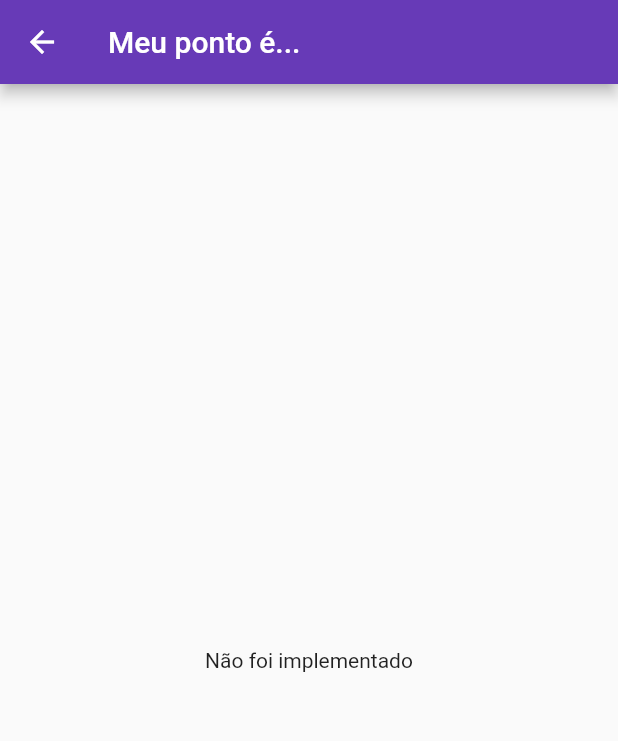
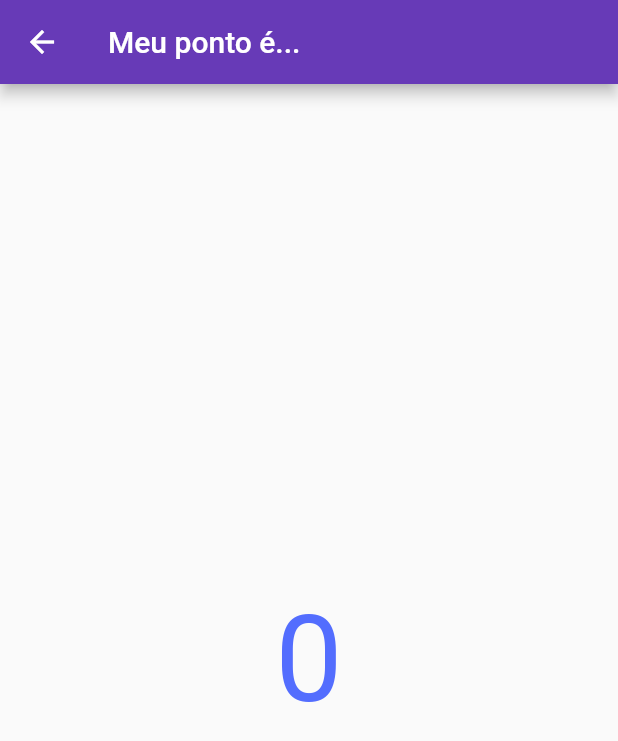
Before and after one commit to lucasratske/pokerplanning, a Flutter app: the screen it shows after launch, after a tap on an icon or button, on a phone screen of 412 x 824 dp. Shown: the top 741 px of the screen. Run offline on Flutter 3.47's test engine with Material 2 defaults, Android fonts, the phone set to English and light mode, and no system bars.

Commit message:
Implementada nota

```diff
--- a/lib/Routes.dart
+++ b/lib/Routes.dart
@@ -1,20 +1,17 @@
 import 'package:flutter/material.dart';
 import 'package:pokerplanning/screens/Home/index.dart';
-import 'package:pokerplanning/screens/Ponto/index.dart';
 import 'package:pokerplanning/theme/style.dart';
 
 class Routes {
 
   var routes = <String, WidgetBuilder>{
     "/HomePage": (BuildContext context) => new HomeScreen(),
-    "/PontoPage": (BuildContext context) => new PontoScreen(),
   };
 
   Routes() {
     runApp(new MaterialApp(
       title: "MJV - Poker Planning",
       home: new HomeScreen(title: 'MJV - Poker Planning'),
-      //home: PontoScreen(),
       theme: appTheme,
       routes: routes,
     ));
--- a/lib/screens/Home/index.dart
+++ b/lib/screens/Home/index.dart
@@ -1,4 +1,5 @@
 import 'package:flutter/material.dart';
+import 'package:pokerplanning/screens/Ponto/index.dart';
 
 class HomeScreen extends StatefulWidget {
   HomeScreen({Key key, this.title}) : super(key: key);
@@ -10,24 +11,6 @@ class HomeScreen extends StatefulWidget {
 class _HomeScreenState extends State<HomeScreen> {
   BuildContext context;
 
-  // void _showDialog(val) {
-  //     showDialog<void>(
-  //       context: context,
-  //       builder: (BuildContext context) {
-  //         return new SimpleDialog(
-  //           contentPadding: EdgeInsets.all(16.0),
-  //           children: <Widget>[
-  //             new Text(
-  //               val,
-  //               textAlign: TextAlign.center,
-  //               style: new TextStyle(fontSize: 50.0, color: Colors.black, decoration: null),
-  //             ),
-  //           ],
-  //         );
-  //       }
-  //     );
-  // }
-
   onPressed(String routeName) {
     Navigator.of(context).pushNamed("/PontoPage");
   }
@@ -37,8 +20,13 @@ class _HomeScreenState extends State<HomeScreen> {
       child: new Text(val, style: new TextStyle(fontSize: 30.0, fontWeight: FontWeight.bold)),
       color: Colors.purple,
       textColor: Colors.white,
-      //onPressed: () => _showDialog(val),
-      onPressed: () => onPressed("/PontoPage"),
+      onPressed: () {
+        Navigator.push(context,
+          MaterialPageRoute(
+            builder: (context) => PontoScreen(ponto: val),
+          ),
+        );
+      },
       padding: EdgeInsets.all(10.0),
     );
   }
--- a/lib/screens/Ponto/index.dart
+++ b/lib/screens/Ponto/index.dart
@@ -1,16 +1,8 @@
 import 'package:flutter/material.dart';
 
-class PontoScreen extends StatefulWidget {
-  //PontoScreen({Key key, this.ponto}) : super(key: key);
-  PontoScreen({Key key}) : super(key: key);
-
-  //final String ponto;
-
-  @override
-  _PontoScreenState createState() => new _PontoScreenState();
-}
-
-class _PontoScreenState extends State<PontoScreen> {
+class PontoScreen extends StatelessWidget {
+  final String ponto;
+  PontoScreen({Key key, @required this.ponto}) : super(key: key);
 
   @override
   Widget build(BuildContext context) {
@@ -19,8 +11,7 @@ class _PontoScreenState extends State<PontoScreen> {
         title: new Text("Meu ponto é..."),
       ),
       body: new Center(
-        //child: new Text(widget.ponto),
-        child: new Text("Não foi implementado"),
+        child: new Text(ponto, style: new TextStyle(fontSize: 80.0, color: Colors.indigoAccent),),
       ),
     );
   }
```
